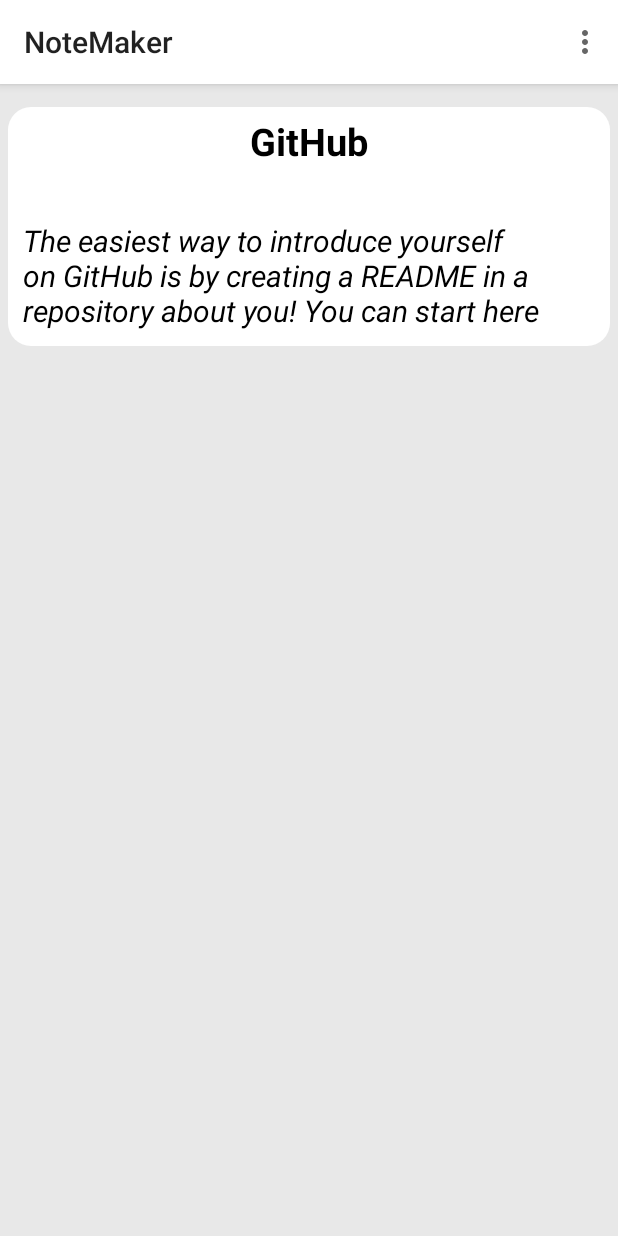
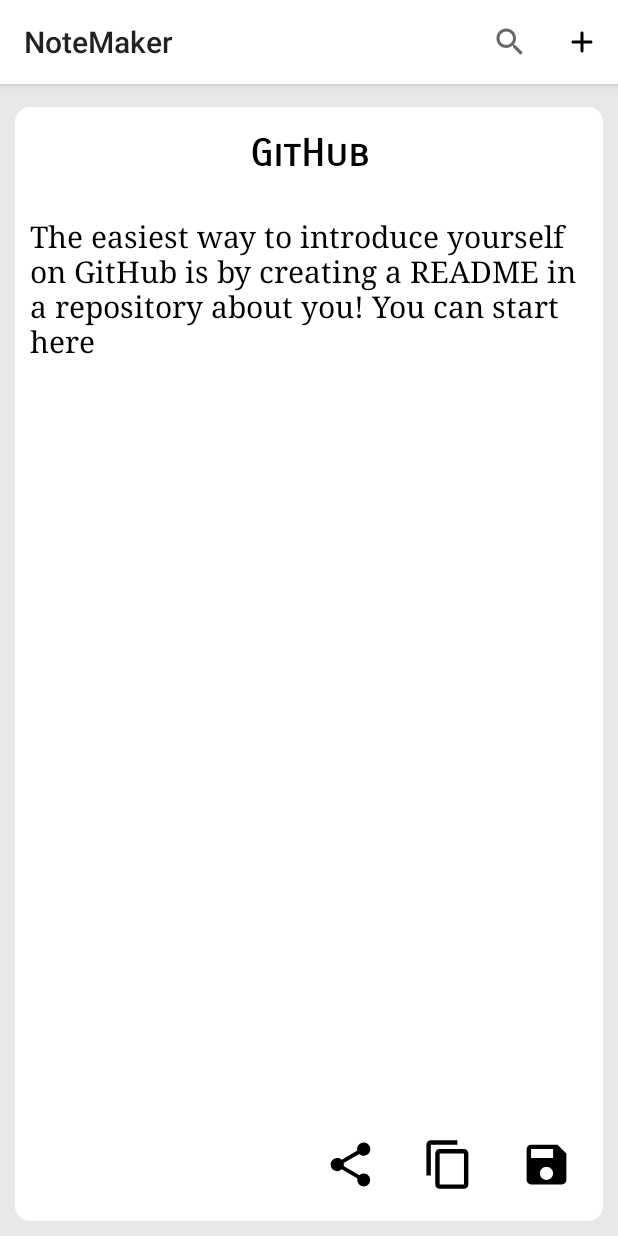
Before and after one commit to OlegRyabyshev/NoteMaker, an Android app: the screen it shows after launch (MainActivity), after a tap on "GitHub", on a phone screen of 412 x 824 dp. Run offline under Robolectric (Android 15) with nearby library versions, the phone set to English and light mode, and no system bars.

Commit message:
Adding buttons for future logic

```diff
--- a/app/src/main/java/xyz/fcr/notemaker/MainActivity.java
+++ b/app/src/main/java/xyz/fcr/notemaker/MainActivity.java
@@ -1,12 +1,14 @@
 package xyz.fcr.notemaker;
 
 import android.annotation.SuppressLint;
+import android.content.Intent;
 import android.content.res.Configuration;
 import android.os.Bundle;
 import android.view.MenuItem;
 import android.widget.Toast;
 
 import androidx.appcompat.app.AppCompatActivity;
+import androidx.appcompat.widget.SearchView;
 import androidx.appcompat.widget.Toolbar;
 import androidx.fragment.app.Fragment;
 import androidx.fragment.app.FragmentTransaction;
@@ -18,13 +20,14 @@ import xyz.fcr.notemaker.fragments.NoteList;
 public class MainActivity extends AppCompatActivity {
 
     private Note note;
+    private Toolbar toolbar;
 
     @Override
     protected void onCreate(Bundle savedInstanceState) {
         super.onCreate(savedInstanceState);
         setContentView(R.layout.activity_main);
 
-        Toolbar toolbar = findViewById(R.id.toolbar);
+        toolbar = findViewById(R.id.toolbar);
         setSupportActionBar(toolbar);
 
         boolean onlyEditor = false;
@@ -35,11 +38,13 @@ public class MainActivity extends AppCompatActivity {
             onlyEditor = true;
         }
 
-        if (onlyEditor && getResources().getConfiguration().orientation == 1) {
+        if (onlyEditor && getResources().getConfiguration().orientation == Configuration.ORIENTATION_PORTRAIT) {
             startFragmentEditorInPortrait();
         } else {
             startFragmentList();
-            if (getResources().getConfiguration().orientation == 2) startFragmentEditor();
+            if (getResources().getConfiguration().orientation == 2) {
+                startFragmentEditor();
+            }
         }
 
     }
@@ -88,24 +93,43 @@ public class MainActivity extends AppCompatActivity {
     }
 
     @Override
+    public boolean onCreateOptionsMenu(android.view.Menu menu) {
+        getMenuInflater().inflate(R.menu.popup_menu, menu);
+
+        //Search
+        MenuItem search = menu.findItem(R.id.action_search);
+        SearchView searchText = (SearchView) search.getActionView();
+        searchText.setOnQueryTextListener(new SearchView.OnQueryTextListener() {
+
+            @Override
+            public boolean onQueryTextSubmit(String query) {
+                Toast.makeText(MainActivity.this, query, Toast.LENGTH_SHORT).show();
+                return true;
+            }
+
+            @Override
+            public boolean onQueryTextChange(String newText) {
+                Toast.makeText(MainActivity.this, newText, Toast.LENGTH_SHORT).show();
+                return true;
+            }
+        });
+
+        return true;
+    }
+
+    @Override
     public boolean onOptionsItemSelected(MenuItem item) {
         int id = item.getItemId();
 
-        if (id == R.id.option_one) {
-            Toast.makeText(getApplicationContext(), "Not available yet", Toast.LENGTH_SHORT).show();
-            return true;
-        } else if (id == R.id.option_two) {
-            Toast.makeText(getApplicationContext(), "Not available yet", Toast.LENGTH_SHORT).show();
+        if (id == R.id.add) {
+            Toast.makeText(MainActivity.this, "Not yet implemented", Toast.LENGTH_SHORT).show();
             return true;
         }
+//        } else if (id == R.id.add) {
+//            Toast.makeText(MainActivity.this, "Not yet implemented", Toast.LENGTH_SHORT).show();
+//            return true;
+//        }
 
         return super.onOptionsItemSelected(item);
     }
-
-    @SuppressLint("ResourceType")
-    @Override
-    public boolean onCreateOptionsMenu(android.view.Menu menu) {
-        getMenuInflater().inflate(R.menu.popup_menu, menu);
-        return true;
-    }
 }
--- a/app/src/main/java/xyz/fcr/notemaker/fragments/NoteEditor.java
+++ b/app/src/main/java/xyz/fcr/notemaker/fragments/NoteEditor.java
@@ -1,21 +1,30 @@
 package xyz.fcr.notemaker.fragments;
 
+import android.content.Context;
 import android.content.Intent;
 import android.os.Bundle;
 import android.util.Log;
 import android.view.LayoutInflater;
 import android.view.View;
 import android.view.ViewGroup;
+import android.widget.ImageButton;
+import android.widget.ImageView;
 import android.widget.TextView;
+import android.widget.Toast;
 
+import androidx.annotation.NonNull;
+import androidx.appcompat.widget.Toolbar;
 import androidx.fragment.app.Fragment;
 
 import java.util.Objects;
 
+import xyz.fcr.notemaker.MainActivity;
 import xyz.fcr.notemaker.classes.Note;
 import xyz.fcr.notemaker.R;
 
 public class NoteEditor extends Fragment {
+
+
 
     public NoteEditor() {
 
@@ -24,7 +33,23 @@ public class NoteEditor extends Fragment {
     @Override
     public View onCreateView(LayoutInflater inflater, ViewGroup container,
                              Bundle savedInstanceState) {
-        View myView = inflater.inflate(R.layout.note_editor_fragment, container, false);
+        View view = inflater.inflate(R.layout.note_editor_fragment, container, false);
+
+        ImageButton button_share = view.findViewById(R.id.button_share);
+        ImageButton button_copy = view.findViewById(R.id.button_copy);
+        ImageButton button_save = view.findViewById(R.id.button_save);
+
+        button_share.setOnClickListener((v) ->{
+            Toast.makeText(getContext(), "In development", Toast.LENGTH_SHORT).show();
+        });
+
+        button_copy.setOnClickListener((v) ->{
+            Toast.makeText(getContext(), "In development", Toast.LENGTH_SHORT).show();
+        });
+
+        button_save.setOnClickListener((v) ->{
+            Toast.makeText(getContext(), "In development", Toast.LENGTH_SHORT).show();
+        });
 
         Bundle bundle = getArguments();
         Note note;
@@ -32,17 +57,14 @@ public class NoteEditor extends Fragment {
         if (bundle.containsKey("note_id")) {
             note = (Note) bundle.getSerializable("note_id");
             Log.d("NOTE_LOG", note.getNoteID());
+            displayNote(view, note.getNoteTitle(), note.getNoteContent());
+            saveData(note);
         } else {
-            note = new Note(getString(R.string.open_a_note), "");
+            displayNote(view, "Create a new note", "Content");
         }
 
-        displayNote(myView, note.getNoteTitle(), note.getNoteContent());
-
-        saveData(note);
-        return myView;
+        return view;
     }
-
-
 
     private void displayNote(View view, String noteTitle, String noteContent) {
         TextView title = view.findViewById(R.id.note_editor_title);
--- /dev/null
+++ b/app/src/main/res/drawable/ic_baseline_add.xml
@@ -0,0 +1,9 @@
+<vector xmlns:android="http://schemas.android.com/apk/res/android"
+    android:width="24dp"
+    android:height="24dp"
+    android:viewportWidth="24"
+    android:viewportHeight="24">
+  <path
+      android:fillColor="@color/secondary"
+      android:pathData="M18,13h-5v5c0,0.55 -0.45,1 -1,1s-1,-0.45 -1,-1v-5H6c-0.55,0 -1,-0.45 -1,-1s0.45,-1 1,-1h5V6c0,-0.55 0.45,-1 1,-1s1,0.45 1,1v5h5c0.55,0 1,0.45 1,1s-0.45,1 -1,1z"/>
+</vector>
--- /dev/null
+++ b/app/src/main/res/drawable/ic_baseline_copy.xml
@@ -0,0 +1,9 @@
+<vector xmlns:android="http://schemas.android.com/apk/res/android"
+    android:width="24dp"
+    android:height="24dp"
+    android:viewportWidth="24"
+    android:viewportHeight="24">
+  <path
+      android:fillColor="@color/secondary"
+      android:pathData="M16,1L4,1c-1.1,0 -2,0.9 -2,2v14h2L4,3h12L16,1zM19,5L8,5c-1.1,0 -2,0.9 -2,2v14c0,1.1 0.9,2 2,2h11c1.1,0 2,-0.9 2,-2L21,7c0,-1.1 -0.9,-2 -2,-2zM19,21L8,21L8,7h11v14z"/>
+</vector>
--- /dev/null
+++ b/app/src/main/res/drawable/ic_baseline_info.xml
@@ -0,0 +1,9 @@
+<vector xmlns:android="http://schemas.android.com/apk/res/android"
+    android:width="24dp"
+    android:height="24dp"
+    android:viewportWidth="24"
+    android:viewportHeight="24">
+  <path
+      android:fillColor="@color/secondary"
+      android:pathData="M12,2C6.48,2 2,6.48 2,12s4.48,10 10,10 10,-4.48 10,-10S17.52,2 12,2zM12,17c-0.55,0 -1,-0.45 -1,-1v-4c0,-0.55 0.45,-1 1,-1s1,0.45 1,1v4c0,0.55 -0.45,1 -1,1zM13,9h-2L11,7h2v2z"/>
+</vector>
--- /dev/null
+++ b/app/src/main/res/drawable/ic_baseline_save.xml
@@ -0,0 +1,9 @@
+<vector xmlns:android="http://schemas.android.com/apk/res/android"
+    android:width="24dp"
+    android:height="24dp"
+    android:viewportWidth="24"
+    android:viewportHeight="24">
+  <path
+      android:fillColor="@color/secondary"
+      android:pathData="M17,3L5,3c-1.11,0 -2,0.9 -2,2v14c0,1.1 0.89,2 2,2h14c1.1,0 2,-0.9 2,-2L21,7l-4,-4zM12,19c-1.66,0 -3,-1.34 -3,-3s1.34,-3 3,-3 3,1.34 3,3 -1.34,3 -3,3zM15,9L5,9L5,5h10v4z"/>
+</vector>
--- /dev/null
+++ b/app/src/main/res/drawable/ic_baseline_search.xml
@@ -0,0 +1,9 @@
+<vector xmlns:android="http://schemas.android.com/apk/res/android"
+    android:width="24dp"
+    android:height="24dp"
+    android:viewportWidth="24"
+    android:viewportHeight="24">
+  <path
+      android:fillColor="@color/secondary"
+      android:pathData="M15.5,14h-0.79l-0.28,-0.27C15.41,12.59 16,11.11 16,9.5 16,5.91 13.09,3 9.5,3S3,5.91 3,9.5 5.91,16 9.5,16c1.61,0 3.09,-0.59 4.23,-1.57l0.27,0.28v0.79l5,4.99L20.49,19l-4.99,-5zM9.5,14C7.01,14 5,11.99 5,9.5S7.01,5 9.5,5 14,7.01 14,9.5 11.99,14 9.5,14z"/>
+</vector>
--- /dev/null
+++ b/app/src/main/res/drawable/ic_baseline_share.xml
@@ -0,0 +1,9 @@
+<vector xmlns:android="http://schemas.android.com/apk/res/android"
+    android:width="24dp"
+    android:height="24dp"
+    android:viewportWidth="24"
+    android:viewportHeight="24">
+  <path
+      android:fillColor="@color/secondary"
+      android:pathData="M18,16.08c-0.76,0 -1.44,0.3 -1.96,0.77L8.91,12.7c0.05,-0.23 0.09,-0.46 0.09,-0.7s-0.04,-0.47 -0.09,-0.7l7.05,-4.11c0.54,0.5 1.25,0.81 2.04,0.81 1.66,0 3,-1.34 3,-3s-1.34,-3 -3,-3 -3,1.34 -3,3c0,0.24 0.04,0.47 0.09,0.7L8.04,9.81C7.5,9.31 6.79,9 6,9c-1.66,0 -3,1.34 -3,3s1.34,3 3,3c0.79,0 1.5,-0.31 2.04,-0.81l7.12,4.16c-0.05,0.21 -0.08,0.43 -0.08,0.65 0,1.61 1.31,2.92 2.92,2.92 1.61,0 2.92,-1.31 2.92,-2.92s-1.31,-2.92 -2.92,-2.92z"/>
+</vector>
--- a/app/src/main/res/drawable/rounded_view.xml
+++ b/app/src/main/res/drawable/rounded_view.xml
@@ -1,5 +1,5 @@
 <?xml version="1.0" encoding="utf-8"?>
 <shape xmlns:android="http://schemas.android.com/apk/res/android">
     <solid android:color="@color/primary" />
-    <corners android:radius="15dp" />
+    <corners android:radius="10dp" />
 </shape>
--- a/app/src/main/res/layout-land/activity_main.xml
+++ b/app/src/main/res/layout-land/activity_main.xml
@@ -7,6 +7,11 @@
     android:orientation="vertical"
     tools:context=".MainActivity">
 
+    <include
+        android:id="@+id/toolbar"
+        layout="@layout/toolbar">
+    </include>
+
     <LinearLayout
         android:layout_width="match_parent"
         android:layout_height="match_parent"
@@ -15,7 +20,7 @@
         <androidx.core.widget.NestedScrollView
             android:layout_width="0dp"
             android:layout_height="match_parent"
-            android:layout_marginTop="20dp"
+            android:layout_marginTop="10dp"
             android:layout_weight="2"
             android:fillViewport="true">
 
@@ -31,9 +36,9 @@
         <androidx.core.widget.NestedScrollView
             android:layout_width="0dp"
             android:layout_height="match_parent"
-            android:layout_marginTop="20dp"
-            android:layout_marginEnd="20dp"
-            android:layout_marginBottom="20dp"
+            android:layout_marginTop="10dp"
+            android:layout_marginEnd="10dp"
+            android:layout_marginBottom="10dp"
             android:layout_weight="3"
             android:fillViewport="true">
 
--- a/app/src/main/res/layout/activity_main.xml
+++ b/app/src/main/res/layout/activity_main.xml
@@ -11,7 +11,6 @@
     <include
         android:id="@+id/toolbar"
         layout="@layout/toolbar">
-
     </include>
 
     <androidx.core.widget.NestedScrollView
--- a/app/src/main/res/layout/note_editor_fragment.xml
+++ b/app/src/main/res/layout/note_editor_fragment.xml
@@ -1,35 +1,84 @@
 <?xml version="1.0" encoding="utf-8"?>
 <LinearLayout xmlns:android="http://schemas.android.com/apk/res/android"
+    xmlns:app="http://schemas.android.com/apk/res-auto"
     xmlns:tools="http://schemas.android.com/tools"
     android:id="@+id/fragment_editor"
     android:layout_width="match_parent"
-    android:layout_height="wrap_content"
-    android:layout_margin="5dp"
+    android:layout_height="match_parent"
+    android:layout_marginLeft="10dp"
+    android:layout_marginTop="5dp"
+    android:layout_marginRight="10dp"
+    android:layout_marginBottom="10dp"
     android:background="@drawable/rounded_view"
     android:orientation="vertical"
     tools:context=".fragments.NoteEditor">
 
-    <TextView
+    <EditText
         android:id="@+id/note_editor_title"
         android:layout_width="match_parent"
         android:layout_height="wrap_content"
         android:layout_margin="5dp"
+        android:autofillHints=""
+        android:fontFamily="sans-serif-smallcaps"
         android:gravity="center_horizontal"
-        android:text="@string/title"
+        android:hint="@string/title"
+        android:inputType="textMultiLine"
         android:textColor="@color/secondary"
         android:textSize="25sp"
         android:textStyle="bold" />
 
-    <TextView
+    <EditText
         android:id="@+id/note_editor_content"
         android:layout_width="match_parent"
-        android:layout_height="wrap_content"
+        android:layout_height="0dp"
         android:layout_margin="10dp"
+        android:layout_weight="1"
+        android:autofillHints=""
+        android:background="@color/primary"
+        android:fontFamily="serif"
         android:gravity="top"
-        android:paddingTop="20dp"
-        android:text="@string/content"
+        android:hint="@string/content"
+        android:inputType="textMultiLine"
+        android:paddingTop="0dp"
         android:textColor="@color/secondary"
-        android:textSize="20sp"
-        android:textStyle="italic" />
+        android:textSize="20sp" />
+
+    <androidx.constraintlayout.widget.ConstraintLayout
+        android:layout_width="match_parent"
+        android:layout_height="35dp"
+        android:layout_margin="20dp"
+        android:orientation="horizontal">
+
+        <ImageButton
+            android:id="@+id/button_save"
+            android:layout_width="35dp"
+            android:layout_height="match_parent"
+            android:background="@drawable/ic_baseline_save"
+            android:contentDescription="save"
+            android:scaleType="fitCenter"
+            app:layout_constraintBottom_toBottomOf="parent"
+            app:layout_constraintEnd_toEndOf="parent" />
+
+        <ImageButton
+            android:id="@+id/button_copy"
+            android:layout_width="35dp"
+            android:layout_height="match_parent"
+            android:layout_marginRight="30dp"
+            android:background="@drawable/ic_baseline_copy"
+            android:contentDescription="copy"
+            app:layout_constraintBottom_toBottomOf="parent"
+            app:layout_constraintEnd_toStartOf="@+id/button_save" />
+
+        <ImageButton
+            android:id="@+id/button_share"
+            android:layout_width="35dp"
+            android:layout_height="match_parent"
+            android:layout_marginRight="30dp"
+            android:background="@drawable/ic_baseline_share"
+            android:contentDescription="share"
+            app:layout_constraintBottom_toBottomOf="parent"
+            app:layout_constraintEnd_toStartOf="@+id/button_copy" />
+
+    </androidx.constraintlayout.widget.ConstraintLayout>
 
 </LinearLayout>
--- a/app/src/main/res/layout/note_preview.xml
+++ b/app/src/main/res/layout/note_preview.xml
@@ -4,22 +4,23 @@
     android:id="@+id/note_preview"
     android:layout_width="match_parent"
     android:layout_height="wrap_content"
-    android:layout_marginLeft="20dp"
+    android:layout_marginLeft="10dp"
     android:layout_marginTop="5dp"
-    android:layout_marginRight="20dp"
+    android:layout_marginRight="10dp"
     android:layout_marginBottom="5dp"
     android:background="@drawable/rounded_view">
 
     <TextView
         android:id="@+id/titleTextPreview"
         android:layout_width="125dp"
-        android:textStyle="bold"
         android:layout_height="wrap_content"
         android:layout_marginStart="10dp"
+        android:fontFamily="sans-serif-smallcaps"
         android:maxWidth="100dp"
-        android:text="@string/title_of_note"
+        android:text="@string/title"
         android:textColor="@color/secondary"
         android:textSize="15dp"
+        android:textStyle="bold"
         app:layout_constraintBottom_toBottomOf="parent"
         app:layout_constraintStart_toStartOf="parent"
         app:layout_constraintTop_toTopOf="parent" />
@@ -29,7 +30,8 @@
         android:layout_width="0dp"
         android:layout_height="wrap_content"
         android:layout_margin="15dp"
-        android:text="Text"
+        android:fontFamily="serif"
+        android:text="@string/content"
         android:textColor="@color/secondary"
         android:textSize="15dp"
         app:layout_constraintBottom_toTopOf="@+id/noteTimePreview"
@@ -43,7 +45,7 @@
         android:layout_height="wrap_content"
         android:layout_marginEnd="20dp"
         android:layout_marginBottom="2dp"
-        android:text="01/01/2020"
+        android:text="@string/date"
         android:textColor="@color/secondary"
         android:textSize="10dp"
         app:layout_constraintBottom_toBottomOf="parent"
@@ -55,7 +57,7 @@
         android:layout_height="wrap_content"
         android:layout_marginEnd="20dp"
         android:layout_marginBottom="2dp"
-        android:text="00:00"
+        android:text="@string/time"
         android:textColor="@color/secondary"
         android:textSize="10dp"
         app:layout_constraintBottom_toBottomOf="parent"
--- a/app/src/main/res/menu/drawler_menu.xml
+++ b/app/src/main/res/menu/drawler_menu.xml
@@ -1,5 +1,6 @@
 <?xml version="1.0" encoding="utf-8"?>
-<menu xmlns:android="http://schemas.android.com/apk/res/android">
+<menu xmlns:android="http://schemas.android.com/apk/res/android"
+    xmlns:app="http://schemas.android.com/apk/res-auto">
     <item
         android:id="@+id/action_settings"
         android:icon="@android:drawable/ic_menu_preferences"
@@ -15,4 +16,12 @@
         android:icon="@android:drawable/btn_star_big_on"
         android:orderInCategory="20"
         android:title="123"/>
+
+    <item
+        android:id="@+id/action_search"
+        android:icon="@android:drawable/ic_menu_search"
+        android:orderInCategory="5"
+        android:title="Search"
+        app:actionViewClass="androidx.appcompat.widget.SearchView"
+        app:showAsAction="always" />
 </menu>
--- a/app/src/main/res/menu/popup_menu.xml
+++ b/app/src/main/res/menu/popup_menu.xml
@@ -3,21 +3,26 @@
     xmlns:tools="http://schemas.android.com/tools"
     tools:context="com.example.GB_Android.MainActivity">
 
-    <item
-        android:id="@+id/option_one"
-        android:orderInCategory="1"
-        android:title="1"
-        app:showAsAction="never" />
+<!--    <item-->
+<!--        android:id="@+id/action_info"-->
+<!--        android:icon="@drawable/ic_baseline_info"-->
+<!--        android:orderInCategory="3"-->
+<!--        android:title="About"-->
+<!--        app:showAsAction="ifRoom" />-->
 
     <item
-        android:id="@+id/option_two"
-        android:orderInCategory="2"
-        android:title="1"
-        app:showAsAction="never" />
+        android:id="@+id/action_search"
+        android:icon="@drawable/ic_baseline_search"
+        android:orderInCategory="1"
+        android:title="Search"
+        android:iconTint="@color/secondary"
+        app:actionViewClass="androidx.appcompat.widget.SearchView"
+        app:showAsAction="always" />
 
     <item
-        android:id="@+id/option_shareOutside"
-        android:orderInCategory="3"
-        android:title="@string/share_note"
-        app:showAsAction="never" />
+        android:id="@+id/action_add"
+        android:icon="@drawable/ic_baseline_add"
+        android:orderInCategory="2"
+        android:title="Create a new note"
+        app:showAsAction="ifRoom" />
 </menu>
--- a/app/src/main/res/values/strings.xml
+++ b/app/src/main/res/values/strings.xml
@@ -15,5 +15,8 @@
 
     <string name="title">Title</string>
     <string name="content">Content</string>
+
     <string name="share_note">Share note</string>
+    <string name="date">01/01/2020</string>
+    <string name="time">00:00</string>
 </resources>
--- a/app/src/main/res/values/themes.xml
+++ b/app/src/main/res/values/themes.xml
@@ -18,5 +18,4 @@
     <style name="Theme.ToolBar" parent="Theme.AppCompat.Light.DarkActionBar">
 
     </style>
-
 </resources>
```
